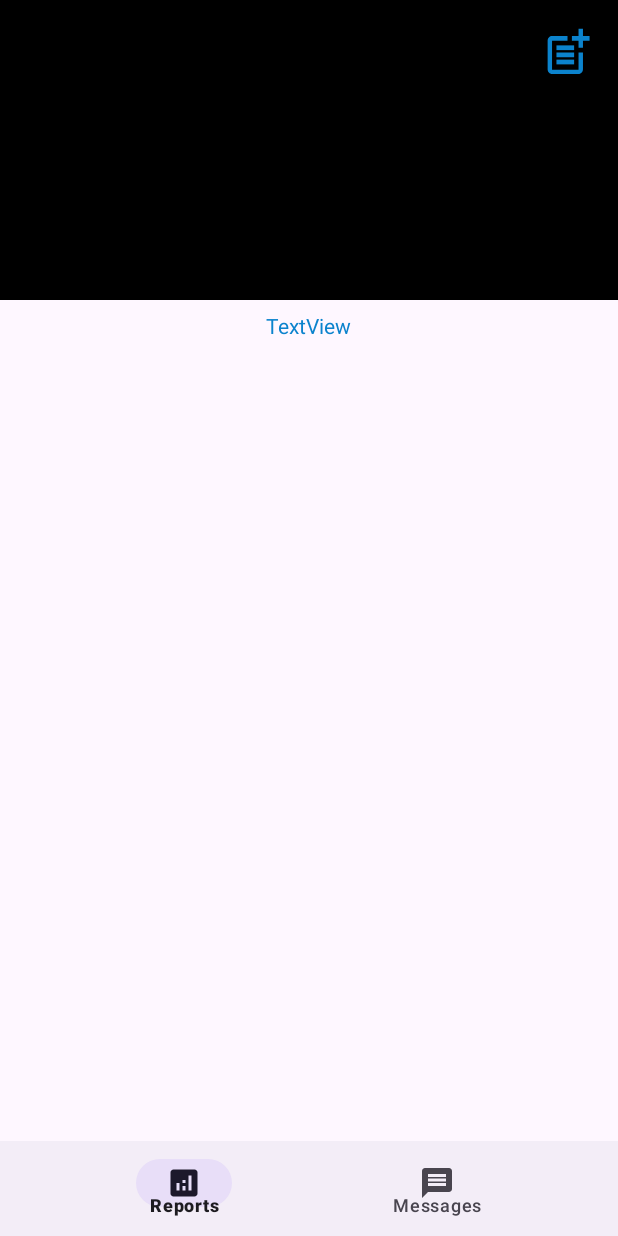
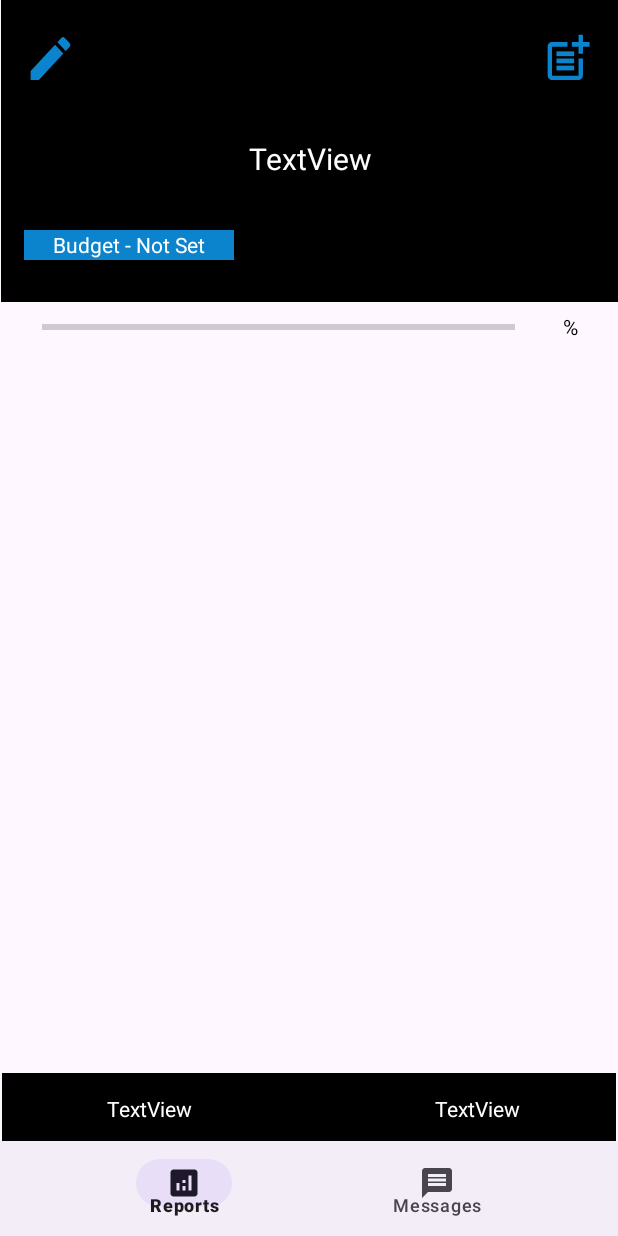
Before and after one commit to sureshselvadurai/WallNut, an Android app: the layout main_page.xml on its own in the app's theme, with its tools: preview values and no code run, on a phone screen of 412 x 824 dp. Run offline under Robolectric (Android 15) with nearby library versions, the phone set to English and light mode, and no system bars.

Commit message:
adding credit debit view functionality

```diff
--- a/app/src/main/AndroidManifest.xml
+++ b/app/src/main/AndroidManifest.xml
@@ -23,9 +23,6 @@
         android:theme="@style/Theme.WallNut"
         tools:targetApi="34">
         <activity
-            android:name=".activity.WriteSlider"
-            android:exported="false" />
-        <activity
             android:name=".activity.SMSSlider"
             android:exported="false" />
         <activity
--- a/app/src/main/java/com/example/wallnut/activity/IntroRouterActivity.kt
+++ b/app/src/main/java/com/example/wallnut/activity/IntroRouterActivity.kt
@@ -21,7 +21,6 @@ class IntroRouterActivity: AppCompatActivity() {
             editor?.commit();
             startActivity(Intent(this, OnboardingActivity::class.java))
             finish()
-
         }else if(!PermissionHelper.isSmsPermissionGranted(this)){
             startActivity(Intent(this, SMSSlider::class.java))
             finish()
--- /dev/null
+++ b/app/src/main/res/drawable/baseline_circle_24.xml
@@ -0,0 +1,5 @@
+<vector android:height="24dp" android:tint="#F5F5F6"
+    android:viewportHeight="24" android:viewportWidth="24"
+    android:width="24dp" xmlns:android="http://schemas.android.com/apk/res/android">
+    <path android:fillColor="@android:color/white" android:pathData="M12,2C6.47,2 2,6.47 2,12s4.47,10 10,10 10,-4.47 10,-10S17.53,2 12,2z"/>
+</vector>
--- /dev/null
+++ b/app/src/main/res/drawable/baseline_mode_edit_24.xml
@@ -0,0 +1,5 @@
+<vector android:height="24dp" android:tint="#F5F5F6"
+    android:viewportHeight="24" android:viewportWidth="24"
+    android:width="24dp" xmlns:android="http://schemas.android.com/apk/res/android">
+    <path android:fillColor="@android:color/white" android:pathData="M3,17.25V21h3.75L17.81,9.94l-3.75,-3.75L3,17.25zM20.71,7.04c0.39,-0.39 0.39,-1.02 0,-1.41l-2.34,-2.34c-0.39,-0.39 -1.02,-0.39 -1.41,0l-1.83,1.83 3.75,3.75 1.83,-1.83z"/>
+</vector>
--- a/app/src/main/res/layout/main_page.xml
+++ b/app/src/main/res/layout/main_page.xml
@@ -7,11 +7,14 @@
 
     <View
         android:id="@+id/bgView"
-        android:layout_width="match_parent"
-        android:layout_height="200dp"
+        android:layout_width="411dp"
+        android:layout_height="201dp"
         android:background="@color/black"
         app:layout_constraintEnd_toEndOf="parent"
-        app:layout_constraintTop_toTopOf="parent" />
+        app:layout_constraintStart_toStartOf="parent"
+        app:layout_constraintTop_toTopOf="parent"></View>
+
+    />
 
     <com.google.android.material.bottomnavigation.BottomNavigationView
         android:id="@+id/bottomNavigationView"
@@ -23,40 +26,124 @@
 
     <FrameLayout
         android:id="@+id/DisplayView"
-        android:layout_width="400dp"
-        android:layout_height="446dp"
+        android:layout_width="413dp"
+        android:layout_height="432dp"
         app:layout_constraintBottom_toTopOf="@+id/bottomNavigationView"
         app:layout_constraintEnd_toEndOf="parent"
         app:layout_constraintHorizontal_bias="1.0"
         app:layout_constraintStart_toStartOf="parent"
         app:layout_constraintTop_toBottomOf="@+id/bgView"
-        app:layout_constraintVertical_bias="1.0" />
+        app:layout_constraintVertical_bias="1.0">
+
+    </FrameLayout>
 
     <Button
         android:id="@+id/button"
         android:layout_width="35dp"
         android:layout_height="38dp"
-        android:layout_marginTop="16dp"
+        android:layout_marginTop="20dp"
         android:layout_marginEnd="16dp"
         android:background="@drawable/baseline_post_add_24"
         android:gravity="center"
         android:onClick="refreshSMS"
+        android:tooltipText="Refresh Messages"
         app:layout_constraintEnd_toEndOf="parent"
-        android:tooltipText="Refresh Messages"
+        app:layout_constraintTop_toTopOf="@+id/bgView" />
+
+
+    <TextView
+        android:id="@+id/textView3"
+        android:layout_width="157dp"
+        android:layout_height="44dp"
+        android:layout_marginTop="84dp"
+        android:gravity="center"
+        android:onClick="refreshSMS"
+        android:text="TextView"
+        android:textColor="@color/white"
+        android:textSize="20sp"
+        app:layout_constraintEnd_toEndOf="parent"
+        app:layout_constraintStart_toStartOf="@+id/bgView"
+        app:layout_constraintTop_toTopOf="parent" />
+
+    <Button
+        android:id="@+id/button2"
+        android:layout_width="35dp"
+        android:layout_height="38dp"
+        android:layout_marginStart="16dp"
+        android:layout_marginTop="20dp"
+        android:background="@drawable/baseline_mode_edit_24"
+        app:layout_constraintStart_toStartOf="parent"
+        app:layout_constraintTop_toTopOf="parent" />
+
+    <View
+        android:id="@+id/view"
+        android:layout_width="409dp"
+        android:layout_height="45dp"
+        android:background="@color/black"
+        app:layout_constraintBottom_toTopOf="@+id/bottomNavigationView"
+        app:layout_constraintEnd_toEndOf="parent"
+        app:layout_constraintStart_toStartOf="parent" />
+
+    <TextView
+        android:id="@+id/textView4"
+        android:layout_width="185dp"
+        android:layout_height="17dp"
+        android:paddingStart="11dp"
+        android:gravity="center"
+        android:onClick="refreshSMS"
+        android:text="TextView"
+        android:textColor="@color/white"
+        app:layout_constraintBottom_toTopOf="@+id/bottomNavigationView"
+        app:layout_constraintStart_toStartOf="@+id/view"
+        app:layout_constraintTop_toTopOf="@+id/view" />
+
+    <TextView
+        android:id="@+id/textView5"
+        android:layout_width="185dp"
+        android:layout_height="17dp"
+        android:gravity="center"
+        android:onClick="refreshSMS"
+        android:text="TextView"
+        android:textColor="@color/white"
+        app:layout_constraintTop_toTopOf="@+id/view"
+        app:layout_constraintBottom_toTopOf="@+id/bottomNavigationView"
+        app:layout_constraintEnd_toEndOf="@+id/view" />
+
+
+    <ProgressBar
+        android:id="@+id/progressBar"
+        style="?android:attr/progressBarStyleHorizontal"
+        android:layout_width="315dp"
+        android:layout_height="36dp"
+        android:layout_marginStart="28dp"
+        android:layout_marginTop="200dp"
+        android:max="100"
+        app:layout_constraintStart_toStartOf="parent"
         app:layout_constraintTop_toTopOf="@+id/bgView" />
 
     <TextView
-        android:id="@+id/textView3"
-        android:layout_width="106dp"
-        android:layout_height="43dp"
-        android:layout_marginBottom="76dp"
-        android:text="TextView"
-        app:layout_constraintBottom_toTopOf="@+id/DisplayView"
-        app:layout_constraintEnd_toEndOf="parent"
-        android:textColor="@color/teal"
+        android:id="@+id/textView6"
+        android:layout_width="140dp"
+        android:layout_height="20dp"
+        android:layout_marginStart="16dp"
+        android:layout_marginBottom="28dp"
+        android:background="@color/teal"
         android:gravity="center"
-        android:onClick="refreshSMS"
-        app:layout_constraintHorizontal_bias="0.498"
-        app:layout_constraintStart_toStartOf="@+id/bgView" />
+        android:text="Budget - Not Set"
+        android:textColor="@color/white"
+        app:layout_constraintBottom_toBottomOf="@+id/bgView"
+        app:layout_constraintStart_toStartOf="parent" />
+
+    <TextView
+        android:id="@+id/textView7"
+        android:layout_width="42dp"
+        android:layout_height="36dp"
+        android:layout_marginStart="16dp"
+        android:layout_marginTop="200dp"
+        android:gravity="center"
+        android:text="%"
+        android:textColor="@color/black"
+        app:layout_constraintStart_toEndOf="@+id/progressBar"
+        app:layout_constraintTop_toTopOf="parent" />
 
 </androidx.constraintlayout.widget.ConstraintLayout>
--- a/app/src/main/res/raw/templateinfo.csv
+++ b/app/src/main/res/raw/templateinfo.csv
@@ -1,2 +1,6 @@
 transactionIdPattern||type||SpendType||Others
+1||Debit||Entertainment||NA
 2||Credit||NA||NA
+3||Debit||Food||NA
+4||Debit||Utilities||NA
+5||Debit||Loan||NA
--- a/app/src/main/res/raw/templates.csv
+++ b/app/src/main/res/raw/templates.csv
@@ -1,2 +1,6 @@
 transactionIdPattern||debitMessageRegex
+1||transactionalert-date:(?<date>\w+\d{1,2}),amount:\$(?<amount>[0-9.]+),debitfrompvrmovies
 2||transactionalert-date:(?<date>\w+\d{1,2}),amount:\$(?<amount>[0-9.]+),credittowellsfargobank.id:wf-789012
+3||transactionalert-date:(?<date>\w+\d{1,2}),amount:\$(?<amount>[0-9.]+),debitfromacafe
+4||transactionalert-date:(?<date>\w+\d{1,2}),amount:\$(?<amount>[0-9.]+),debitfromsfpuc
+5||transactionalert-date:(?<date>\w+\d{1,2}),amount:\$(?<amount>[0-9.]+),debitfrompvrbankforhomeloan
```
Also changed, not shown: app/src/main/java/com/example/wallnut/activity/MainPageActivity.kt (+39 -3 lines), app/src/main/java/com/example/wallnut/activity/SMSSlider.kt (+24 -1 lines), app/src/main/java/com/example/wallnut/helper/ReportHelper.kt (+13 -3 lines), app/src/main/java/com/example/wallnut/model/Report.kt (+5 -4 lines).
